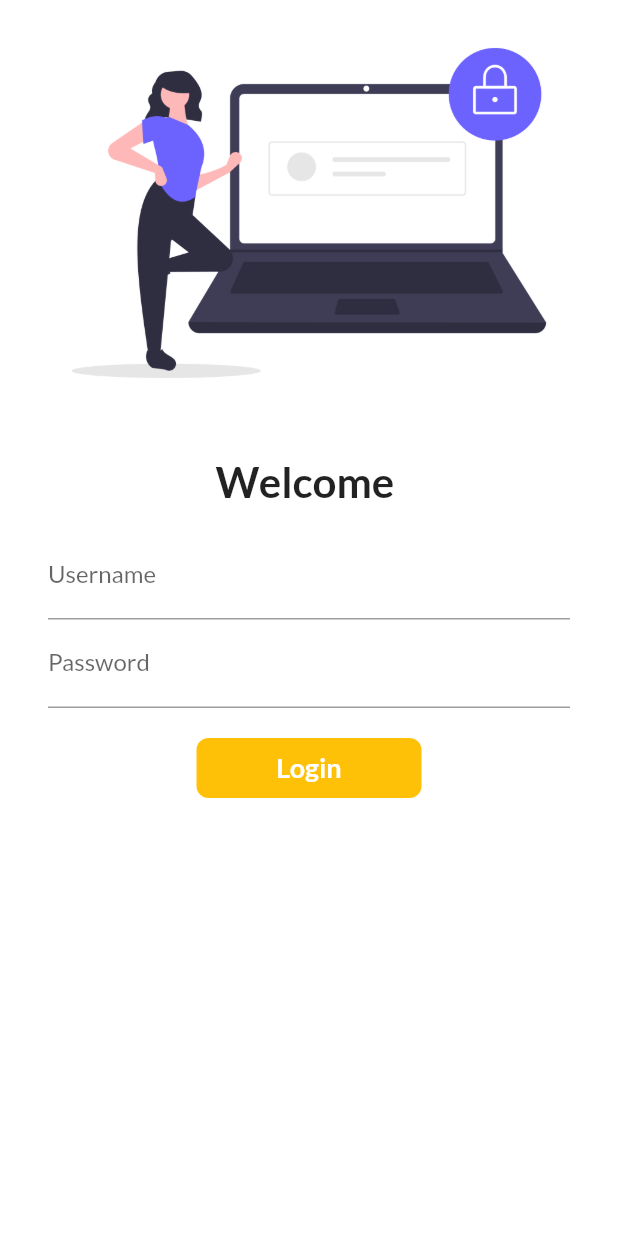
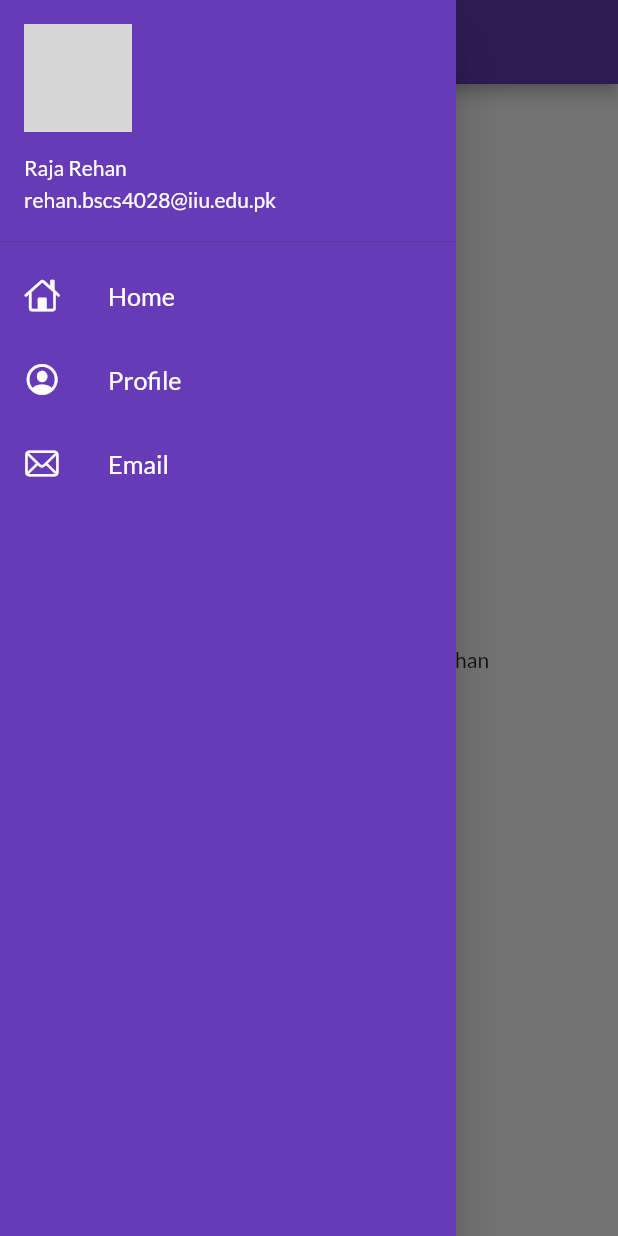
Before and after one commit to rajarehanahmed/LearningFLutter, a Flutter app: the screen it shows after launch, with the side drawer open (before the commit the screen has no drawer), on a phone screen of 412 x 824 dp. Run offline on Flutter 3.47's test engine with Material 2 defaults, Android fonts, the phone set to English and light mode, and no system bars; our stand-ins replace google_fonts; network calls fail; grey boxes are pictures that could not be loaded.

Commit message:
Day 9 completed

```diff
--- a/lib/main.dart
+++ b/lib/main.dart
@@ -17,13 +17,14 @@ class MyApp extends StatelessWidget {
     return MaterialApp(
       themeMode: ThemeMode.light,
       theme: ThemeData(
-        primarySwatch: Colors.amber,
+        primarySwatch: Colors.deepPurple,
         fontFamily: GoogleFonts.lato().fontFamily,
       ),
       debugShowCheckedModeBanner: false,
       darkTheme: ThemeData(brightness: Brightness.dark),
+      initialRoute: MyRoutes.homeRoute,
       routes: {
-        "/": (context) => const LoginPage(),
+        "/ ": (context) => const LoginPage(),
         MyRoutes.homeRoute: (context) => const HomePage(),
         MyRoutes.loginRoute: (context) => const LoginPage(),
       },
--- a/lib/pages/home_page.dart
+++ b/lib/pages/home_page.dart
@@ -1,4 +1,6 @@
 import 'package:flutter/material.dart';
+
+import '../widgets/drawer.dart';
 
 class HomePage extends StatelessWidget {
   const HomePage({Key? key}) : super(key: key);
@@ -14,7 +16,9 @@ class HomePage extends StatelessWidget {
       body: const Center(
         child: Text('Welcome to $days days of flutter by $name'),
       ),
-      drawer: const Drawer(),
+      drawer: const MyDrawer(
+
+      ),
     );
   }
 }
--- /dev/null
+++ b/lib/widgets/drawer.dart
@@ -0,0 +1,69 @@
+import 'package:flutter/cupertino.dart';
+import 'package:flutter/material.dart';
+
+class MyDrawer extends StatelessWidget {
+  const MyDrawer({Key? key}) : super(key: key);
+
+  @override
+  Widget build(BuildContext context) {
+    const imageUrl =
+        "https://scontent.fisb4-2.fna.fbcdn.net/v/t39.30808-6/256532731_1509280216093760_5180569196667061745_n.jpg?_nc_cat=109&ccb=1-5&_nc_sid=09cbfe&_nc_eui2=AeF19myyaGhKhvY1YewZIX11W2I9HREVx_FbYj0dERXH8V-NJhQXznW9ZjLaYoBVzSPyDPGFp2-3xfD0Tf2JHTyR&_nc_ohc=7N4wPfAeS9cAX-4u-Ds&_nc_zt=23&_nc_ht=scontent.fisb4-2.fna&oh=00_AT9qTF1zZO1zMsTogSMd-JlHfvuBu2SfDYyjM8dwx3-uGw&oe=620E1568";
+    return Drawer(
+      child: Container(
+        color: Colors.deepPurple,
+        child: ListView(
+          // padding: EdgeInsets.zero,
+          children: const [
+            DrawerHeader(
+              padding: EdgeInsets.zero,
+              child: UserAccountsDrawerHeader(
+                margin: EdgeInsets.zero,
+                accountName: Text("Raja Rehan"),
+                accountEmail: Text("rehan.bscs4028@iiu.edu.pk"),
+                currentAccountPicture:
+                    CircleAvatar(backgroundImage: NetworkImage(imageUrl)),
+              ),
+            ),
+            ListTile(
+              leading: Icon(
+                CupertinoIcons.home,
+                color: Colors.white,
+              ),
+              title: Text(
+                "Home",
+                textScaleFactor: 1.2,
+                style: TextStyle(
+                  color: Colors.white,
+                ),
+              ),
+            ),
+            ListTile(
+              leading: Icon(
+                CupertinoIcons.profile_circled,
+                color: Colors.white,
+              ),
+              title: Text(
+                "Profile",
+                textScaleFactor: 1.2,
+                style: TextStyle(
+                  color: Colors.white,
+                ),
+              ),
+            ),
+            ListTile(
+              leading: Icon(
+                CupertinoIcons.mail,
+                color: Colors.white,
+              ),
+              title: Text(
+                "Email",
+                textScaleFactor: 1.2,
+                style: TextStyle(color: Colors.white),
+              ),
+            ),
+          ],
+        ),
+      ),
+    );
+  }
+}
```
